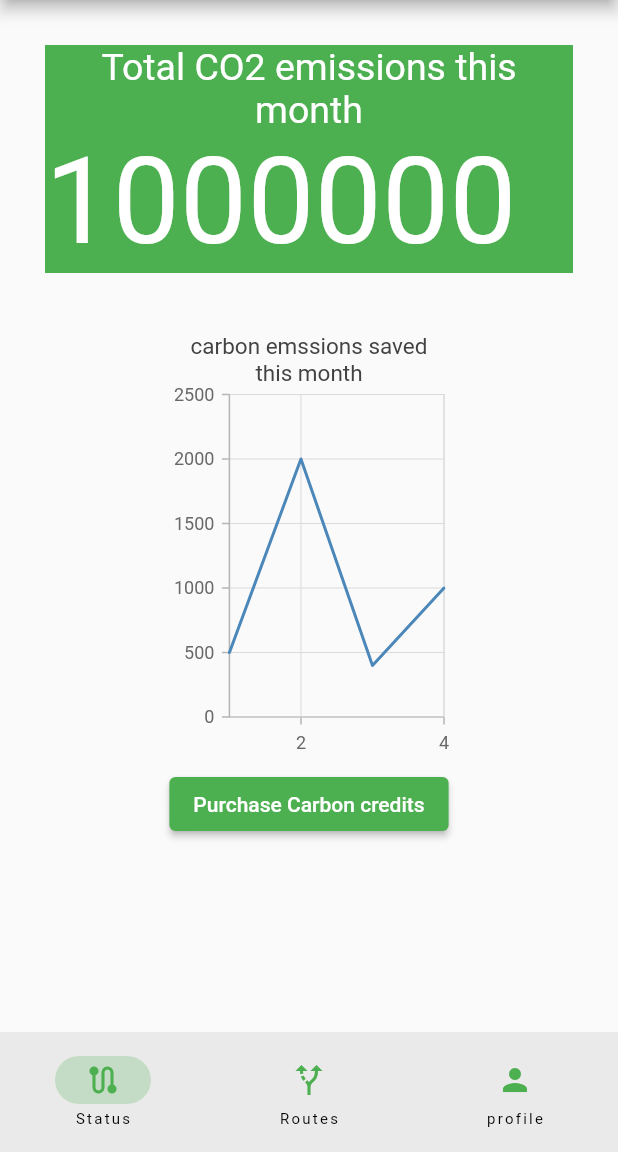
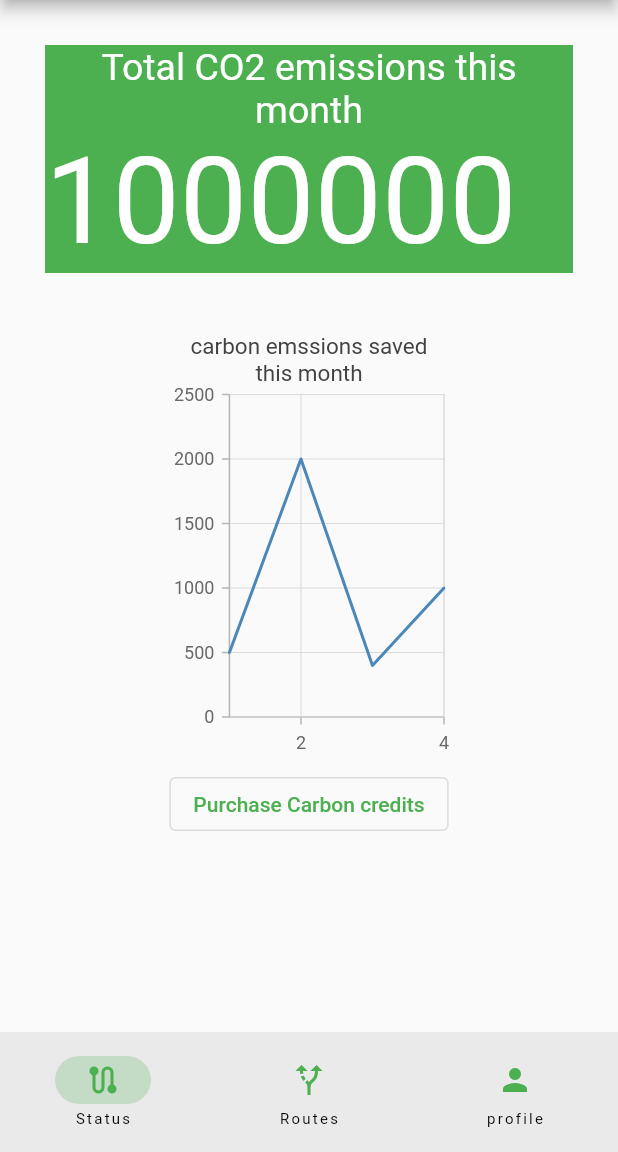
Before and after one commit to Arjdroid/greenifytransit, a Flutter app: the screen it shows after launch, on a phone screen of 412 x 824 dp, the part 84-1236 px from its top. Run offline on Flutter 3.47's test engine with Material 2 defaults, Android fonts, the phone set to English and light mode, and no system bars; our stand-ins replace syncfusion_flutter_charts.

Commit message:
outlined button

```diff
--- a/lib/status_page.dart
+++ b/lib/status_page.dart
@@ -75,7 +75,8 @@ class _StatusPageState extends State<StatusPage> {
               ],
             ),
           ),
-          ElevatedButton(
+          OutlinedButton(
+            style: OutlinedButton.styleFrom(),
             onPressed: () {},
             child: const Text('Purchase Carbon credits'),
           )
```
